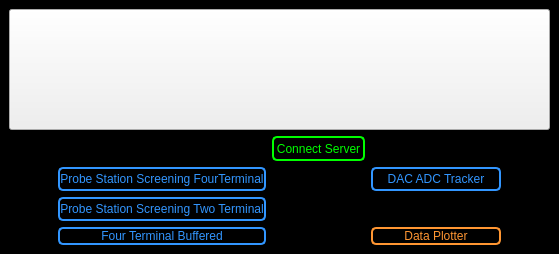
Old version of the form DEMONS GUI/MainWindow.ui in the repository zxiazxia/LabRAD-Device-Electrical_Measurement-ONline_Software.
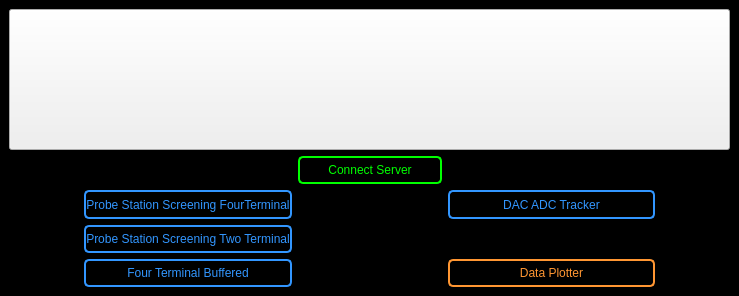
New version of the form. Icons and pictures are not drawn.

What changed in the file:
```diff
--- a/DEMONS GUI/MainWindow.ui
+++ b/DEMONS GUI/MainWindow.ui
@@ -6,8 +6,8 @@
    <rect>
     <x>0</x>
     <y>0</y>
-    <width>559</width>
-    <height>254</height>
+    <width>739</width>
+    <height>296</height>
    </rect>
   </property>
   <property name="windowTitle">
@@ -24,7 +24,7 @@
 background-color: rgb(0, 0, 0);
 }</string>
    </property>
-   <layout class="QGridLayout" name="gridLayout" rowstretch="5,1,1,1,0" columnstretch="1,3,1,1,3,1">
+   <layout class="QGridLayout" name="gridLayout" rowstretch="5,1,1,1,1" columnstretch="1,3,1,1,3,1">
     <item row="0" column="0" colspan="6">
      <widget class="QPushButton" name="pushButton_Logo">
       <property name="sizePolicy">
```
